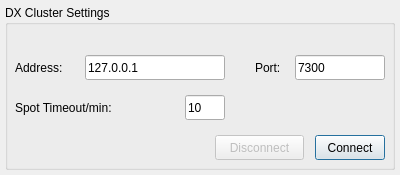
Above: src/qtgui/dxc_options.ui from dh2wq/gqrx before the change. Below: the same form after it.
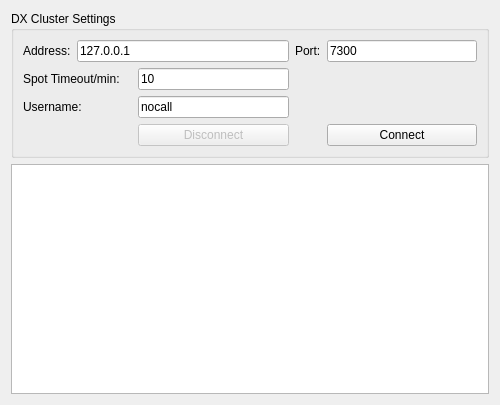
That is the form after the change.

Commit message: added Options to configuration file, added Telnet Monitor to DXCluster Window

Patch:
```diff
--- a/src/qtgui/dxc_options.ui
+++ b/src/qtgui/dxc_options.ui
@@ -6,133 +6,148 @@
    <rect>
     <x>0</x>
     <y>0</y>
-    <width>400</width>
-    <height>175</height>
+    <width>500</width>
+    <height>405</height>
    </rect>
   </property>
   <property name="windowTitle">
    <string>DXC Options</string>
   </property>
-  <widget class="QGroupBox" name="groupBox">
-   <property name="geometry">
-    <rect>
-     <x>5</x>
-     <y>5</y>
-     <width>390</width>
-     <height>165</height>
-    </rect>
-   </property>
-   <property name="title">
-    <string>DX Cluster Settings</string>
-   </property>
-   <widget class="QPushButton" name="pushButton_DXCConnect">
-    <property name="geometry">
-     <rect>
-      <x>310</x>
-      <y>130</y>
-      <width>70</width>
-      <height>25</height>
-     </rect>
-    </property>
-    <property name="text">
-     <string>Connect</string>
-    </property>
-   </widget>
-   <widget class="QPushButton" name="pushButton_DXCDisconnect">
-    <property name="enabled">
-     <bool>false</bool>
-    </property>
-    <property name="geometry">
-     <rect>
-      <x>210</x>
-      <y>130</y>
-      <width>89</width>
-      <height>25</height>
-     </rect>
-    </property>
-    <property name="text">
-     <string>Disconnect</string>
-    </property>
-   </widget>
-   <widget class="QLineEdit" name="lineEdit_DXCAddress">
-    <property name="geometry">
-     <rect>
-      <x>80</x>
-      <y>50</y>
-      <width>140</width>
-      <height>25</height>
-     </rect>
-    </property>
-    <property name="text">
-     <string>127.0.0.1</string>
-    </property>
-   </widget>
-   <widget class="QLineEdit" name="lineEdit_DXCPort">
-    <property name="geometry">
-     <rect>
-      <x>290</x>
-      <y>50</y>
-      <width>90</width>
-      <height>25</height>
-     </rect>
-    </property>
-    <property name="text">
-     <string>7300</string>
-    </property>
-   </widget>
-   <widget class="QLineEdit" name="lineEdit_DXCSpottimeout">
-    <property name="geometry">
-     <rect>
-      <x>180</x>
-      <y>90</y>
-      <width>40</width>
-      <height>25</height>
-     </rect>
-    </property>
-    <property name="text">
-     <string>10</string>
-    </property>
-   </widget>
-   <widget class="QLabel" name="label_DXCSpottimeout">
-    <property name="geometry">
-     <rect>
-      <x>10</x>
-      <y>90</y>
-      <width>131</width>
-      <height>25</height>
-     </rect>
-    </property>
-    <property name="text">
-     <string>Spot Timeout/min:</string>
-    </property>
-   </widget>
-   <widget class="QLabel" name="label_DXCAddress">
-    <property name="geometry">
-     <rect>
-      <x>10</x>
-      <y>50</y>
-      <width>60</width>
-      <height>25</height>
-     </rect>
-    </property>
-    <property name="text">
-     <string>Address:</string>
-    </property>
-   </widget>
-   <widget class="QLabel" name="label_DXCPort">
-    <property name="geometry">
-     <rect>
-      <x>250</x>
-      <y>50</y>
-      <width>40</width>
-      <height>25</height>
-     </rect>
-    </property>
-    <property name="text">
-     <string>Port:</string>
-    </property>
-   </widget>
-  </widget>
+  <layout class="QGridLayout" name="gridLayout_2">
+   <item row="0" column="0">
+    <widget class="QGroupBox" name="groupBox">
+     <property name="title">
+      <string>DX Cluster Settings</string>
+     </property>
+     <layout class="QGridLayout" name="gridLayout">
+      <item row="1" column="0" colspan="2">
+       <widget class="QLabel" name="label_DXCSpottimeout">
+        <property name="sizePolicy">
+         <sizepolicy hsizetype="Fixed" vsizetype="Preferred">
+          <horstretch>0</horstretch>
+          <verstretch>0</verstretch>
+         </sizepolicy>
+        </property>
+        <property name="text">
+         <string>Spot Timeout/min:</string>
+        </property>
+       </widget>
+      </item>
+      <item row="2" column="0" colspan="2">
+       <widget class="QLabel" name="label_DXCUsername">
+        <property name="sizePolicy">
+         <sizepolicy hsizetype="Fixed" vsizetype="Preferred">
+          <horstretch>0</horstretch>
+          <verstretch>0</verstretch>
+         </sizepolicy>
+        </property>
+        <property name="text">
+         <string>Username:</string>
+        </property>
+       </widget>
+      </item>
+      <item row="0" column="0">
+       <widget class="QLabel" name="label_DXCAddress">
+        <property name="sizePolicy">
+         <sizepolicy hsizetype="Fixed" vsizetype="Preferred">
+          <horstretch>0</horstretch>
+          <verstretch>0</verstretch>
+         </sizepolicy>
+        </property>
+        <property name="text">
+         <string>Address:</string>
+        </property>
+       </widget>
+      </item>
+      <item row="0" column="5">
+       <widget class="QLabel" name="label_DXCPort">
+        <property name="sizePolicy">
+         <sizepolicy hsizetype="Fixed" vsizetype="Preferred">
+          <horstretch>0</horstretch>
+          <verstretch>0</verstretch>
+         </sizepolicy>
+        </property>
+        <property name="text">
+         <string>Port:</string>
+        </property>
+       </widget>
+      </item>
+      <item row="0" column="6">
+       <widget class="QLineEdit" name="lineEdit_DXCPort">
+        <property name="text">
+         <string>7300</string>
+        </property>
+       </widget>
+      </item>
+      <item row="0" column="1" colspan="4">
+       <widget class="QLineEdit" name="lineEdit_DXCAddress">
+        <property name="text">
+         <string>127.0.0.1</string>
+        </property>
+       </widget>
+      </item>
+      <item row="1" column="4">
+       <widget class="QLineEdit" name="lineEdit_DXCSpottimeout">
+        <property name="text">
+         <string>10</string>
+        </property>
+       </widget>
+      </item>
+      <item row="2" column="4">
+       <widget class="QLineEdit" name="lineEdit_DXCUSername">
+        <property name="text">
+         <string>nocall</string>
+        </property>
+       </widget>
+      </item>
+      <item row="3" column="4">
+       <widget class="QPushButton" name="pushButton_DXCDisconnect">
+        <property name="enabled">
+         <bool>false</bool>
+        </property>
+        <property name="text">
+         <string>Disconnect</string>
+        </property>
+       </widget>
+      </item>
+      <item row="3" column="6">
+       <widget class="QPushButton" name="pushButton_DXCConnect">
+        <property name="text">
+         <string>Connect</string>
+        </property>
+       </widget>
+      </item>
+     </layout>
+    </widget>
+   </item>
+   <item row="1" column="0">
+    <widget class="QPlainTextEdit" name="plainTextEdit_DXCMonitor">
+     <property name="font">
+      <font>
+       <pointsize>10</pointsize>
+      </font>
+     </property>
+     <property name="toolTipDuration">
+      <number>-3</number>
+     </property>
+     <property name="documentTitle">
+      <string/>
+     </property>
+     <property name="readOnly">
+      <bool>true</bool>
+     </property>
+     <property name="plainText">
+      <string/>
+     </property>
+     <property name="textInteractionFlags">
+      <set>Qt::NoTextInteraction</set>
+     </property>
+     <property name="maximumBlockCount">
+      <number>240</number>
+     </property>
+    </widget>
+   </item>
+  </layout>
  </widget>
  <resources/>
  <connections/>
```
The commit also changes 3 other files.
